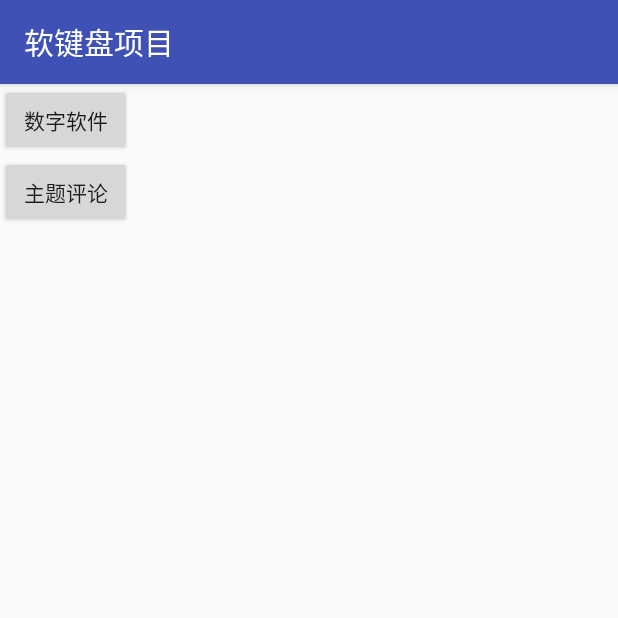
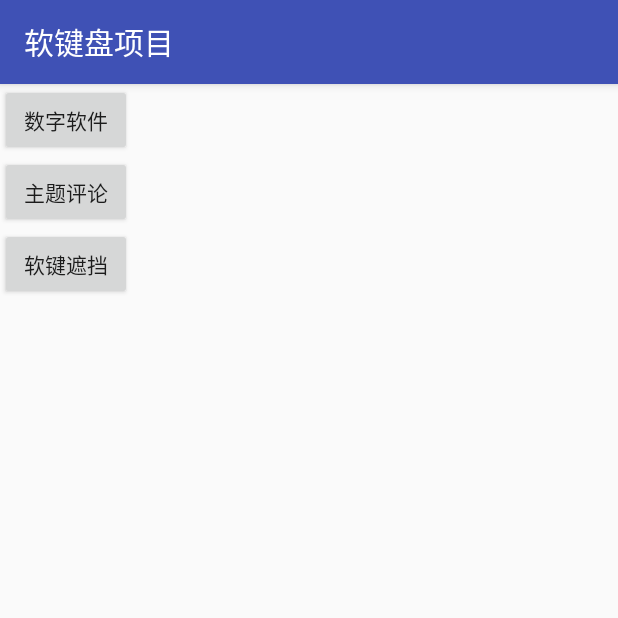
Before and after one commit to crazyzhangxl/KeyBoardDemo, an Android app: the screen it shows after launch (SplashActivity), on a phone screen of 412 x 824 dp, the top half of it. Run offline under Robolectric (Android 15) with nearby library versions, the phone set to English and light mode, and no system bars.

Commit message:
增加图例

```diff
--- a/app/src/main/java/com/example/apple/keyboarddemo/SplashActivity.java
+++ b/app/src/main/java/com/example/apple/keyboarddemo/SplashActivity.java
@@ -6,6 +6,7 @@ import android.os.Bundle;
 import android.view.View;
 
 import com.example.apple.keyboarddemo.keyboard_num.KeyBoardNumberActivity;
+import com.example.apple.keyboarddemo.shelter_aty.ShelterActivity;
 import com.example.apple.keyboarddemo.topic.TopicActivity;
 
 /**
@@ -32,5 +33,12 @@ public class SplashActivity extends AppCompatActivity {
                 startActivity(new Intent(SplashActivity.this, TopicActivity.class));
             }
         });
+
+        findViewById(R.id.btnShelter).setOnClickListener(new View.OnClickListener() {
+            @Override
+            public void onClick(View v) {
+                startActivity(new Intent(SplashActivity.this, ShelterActivity.class));
+            }
+        });
     }
 }
--- a/app/src/main/res/layout/activity_splash.xml
+++ b/app/src/main/res/layout/activity_splash.xml
@@ -16,5 +16,9 @@
         android:id="@+id/btnTopic"
         android:layout_width="wrap_content"
         android:layout_height="wrap_content" />
-
+    <Button
+        android:text="软键遮挡"
+        android:id="@+id/btnShelter"
+        android:layout_width="wrap_content"
+        android:layout_height="wrap_content" />
 </LinearLayout>
--- a/app/src/main/res/values/styles.xml
+++ b/app/src/main/res/values/styles.xml
@@ -6,6 +6,7 @@
         <item name="colorPrimary">@color/colorPrimary</item>
         <item name="colorPrimaryDark">@color/colorPrimaryDark</item>
         <item name="colorAccent">@color/colorAccent</item>
+
     </style>
 
     <style name="topic" parent="AppTheme">
```
Also changed, not shown: app/src/main/AndroidManifest.xml (+11 -8 lines), app/src/main/java/com/example/apple/keyboarddemo/shelter_aty/ShelterActivity.java (added, +20 -0 lines), app/src/main/res/layout/activity_shelter.xml (added, +18 -0 lines), 2 other files.
